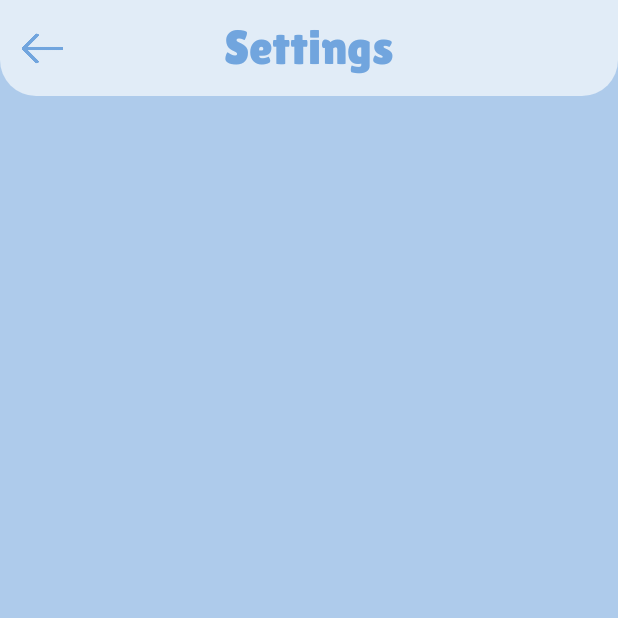
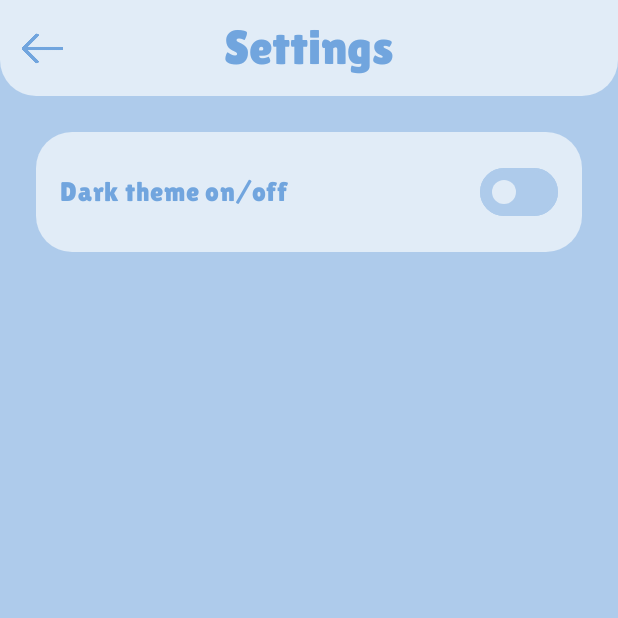
Before and after one commit to Allonso0/pup-quiz, an Android app built with Jetpack Compose: the screen it shows after launch (MainActivity), after a tap on "Settings", on a phone screen of 412 x 824 dp, the top half of it. Run offline under Robolectric (Android 15) with nearby library versions, the phone set to English and light mode, and no system bars; our stand-ins replace Dagger/Hilt's generated code.

Commit message:
Dark theme settings added

```diff
--- a/app/src/main/java/com/example/pupquiz/MainActivity.kt
+++ b/app/src/main/java/com/example/pupquiz/MainActivity.kt
@@ -9,17 +9,28 @@ import androidx.compose.foundation.layout.padding
 import androidx.compose.material3.Scaffold
 import androidx.compose.material3.Text
 import androidx.compose.runtime.Composable
+import androidx.compose.runtime.collectAsState
+import androidx.compose.runtime.getValue
 import androidx.compose.ui.Modifier
 import androidx.compose.ui.tooling.preview.Preview
+import androidx.hilt.navigation.compose.hiltViewModel
+import com.example.pupquiz.data.repository.PreferencesManager
 import com.example.pupquiz.presentation.navigation.NavigationFunc
+import com.example.pupquiz.presentation.screens.settings.SettingsViewModel
 import com.example.pupquiz.presentation.ui.theme.PupQuizTheme
+import dagger.hilt.android.AndroidEntryPoint
 
+@AndroidEntryPoint
 class MainActivity : ComponentActivity() {
     override fun onCreate(savedInstanceState: Bundle?) {
         super.onCreate(savedInstanceState)
         enableEdgeToEdge()
+
         setContent {
-            PupQuizTheme(darkTheme = false) {
+            val settingsViewModel: SettingsViewModel = hiltViewModel()
+            val isDarkThemeEnabled by settingsViewModel.isDarkThemeEnabled.collectAsState()
+
+            PupQuizTheme(darkTheme = isDarkThemeEnabled) {
                 NavigationFunc()
             }
         }
--- a/app/src/main/java/com/example/pupquiz/PupQuizApplication.kt
+++ b/app/src/main/java/com/example/pupquiz/PupQuizApplication.kt
@@ -1,6 +1,8 @@
 package com.example.pupquiz
 
 import android.app.Application
+import dagger.hilt.android.HiltAndroidApp
 
+@HiltAndroidApp
 class PupQuizApplication : Application() {
 }
--- /dev/null
+++ b/app/src/main/java/com/example/pupquiz/data/repository/PreferencesManager.kt
@@ -0,0 +1,27 @@
+package com.example.pupquiz.data.repository
+
+import android.content.Context
+import androidx.core.content.edit
+import kotlinx.coroutines.flow.MutableSharedFlow
+import kotlinx.coroutines.flow.SharedFlow
+
+class PreferencesManager(context: Context) {
+    private val sharedPreferences = context.getSharedPreferences(
+        "app_prefs",
+        Context.MODE_PRIVATE
+    )
+
+    private val _themeUpdates = MutableSharedFlow<Boolean>(replay = 1)
+    val themeUpdates: SharedFlow<Boolean> = _themeUpdates
+
+    var isDarkThemeEnabled: Boolean
+        get() = sharedPreferences.getBoolean("dark_theme", false)
+        set(value) {
+            sharedPreferences.edit { putBoolean("dark_theme", value) }
+            _themeUpdates.tryEmit(value)
+        }
+
+    var isSoundEnabled: Boolean
+        get() = sharedPreferences.getBoolean("sound", true)
+        set(value) = sharedPreferences.edit { putBoolean("sound", value) }
+}
--- /dev/null
+++ b/app/src/main/java/com/example/pupquiz/data/repository/SettingsRepositoryImpl.kt
@@ -0,0 +1,23 @@
+package com.example.pupquiz.data.repository
+
+import com.example.pupquiz.domain.repository.SettingsRepository
+
+class SettingsRepositoryImpl(
+    private val prefs: PreferencesManager
+) : SettingsRepository {
+    override fun getDarkThemeState(): Boolean {
+        return prefs.isDarkThemeEnabled
+    }
+
+    override fun setDarkThemeState(enabled: Boolean) {
+        prefs.isDarkThemeEnabled = enabled
+    }
+
+    override fun getSoundState(): Boolean {
+        return prefs.isSoundEnabled
+    }
+
+    override fun setSoundState(enabled: Boolean) {
+        prefs.isSoundEnabled = enabled
+    }
+}
--- /dev/null
+++ b/app/src/main/java/com/example/pupquiz/di/AppModule.kt
@@ -0,0 +1,29 @@
+package com.example.pupquiz.di
+
+import android.content.Context
+import com.example.pupquiz.data.repository.PreferencesManager
+import com.example.pupquiz.data.repository.SettingsRepositoryImpl
+import com.example.pupquiz.domain.repository.SettingsRepository
+import dagger.Module
+import dagger.Provides
+import dagger.hilt.InstallIn
+import dagger.hilt.android.qualifiers.ApplicationContext
+import dagger.hilt.components.SingletonComponent
+import javax.inject.Singleton
+
+@Module
+@InstallIn(SingletonComponent::class)
+object AppModule {
+
+    @Provides
+    @Singleton
+    fun providesPreferencesManager(@ApplicationContext context: Context) : PreferencesManager {
+        return PreferencesManager(context)
+    }
+
+    @Provides
+    @Singleton
+    fun providesSettingsRepository(prefs: PreferencesManager) : SettingsRepository {
+        return SettingsRepositoryImpl(prefs)
+    }
+}
--- /dev/null
+++ b/app/src/main/java/com/example/pupquiz/domain/repository/SettingsRepository.kt
@@ -0,0 +1,9 @@
+package com.example.pupquiz.domain.repository
+
+interface SettingsRepository {
+    fun getDarkThemeState(): Boolean
+    fun setDarkThemeState(enabled: Boolean)
+
+    fun getSoundState(): Boolean
+    fun setSoundState(enabled: Boolean)
+}
--- /dev/null
+++ b/app/src/main/java/com/example/pupquiz/domain/usecase/GetDarkThemeState.kt
@@ -0,0 +1,10 @@
+package com.example.pupquiz.domain.usecase
+
+import com.example.pupquiz.domain.repository.SettingsRepository
+import javax.inject.Inject
+
+class GetDarkThemeState @Inject constructor(
+    private val repository: SettingsRepository
+) {
+    operator fun invoke(): Boolean = repository.getDarkThemeState()
+}
--- /dev/null
+++ b/app/src/main/java/com/example/pupquiz/domain/usecase/GetSoundState.kt
@@ -0,0 +1,10 @@
+package com.example.pupquiz.domain.usecase
+
+import com.example.pupquiz.domain.repository.SettingsRepository
+import javax.inject.Inject
+
+class GetSoundState @Inject constructor(
+    private val repository: SettingsRepository
+) {
+    operator fun invoke(): Boolean = repository.getSoundState()
+}
--- /dev/null
+++ b/app/src/main/java/com/example/pupquiz/domain/usecase/SetDarkThemeState.kt
@@ -0,0 +1,10 @@
+package com.example.pupquiz.domain.usecase
+
+import com.example.pupquiz.domain.repository.SettingsRepository
+import javax.inject.Inject
+
+class SetDarkThemeState @Inject constructor(
+    private val repository: SettingsRepository
+) {
+    operator fun invoke(enabled: Boolean) = repository.setDarkThemeState(enabled)
+}
--- /dev/null
+++ b/app/src/main/java/com/example/pupquiz/domain/usecase/SetSoundState.kt
@@ -0,0 +1,10 @@
+package com.example.pupquiz.domain.usecase
+
+import com.example.pupquiz.domain.repository.SettingsRepository
+import javax.inject.Inject
+
+class SetSoundState @Inject constructor(
+    private val repository: SettingsRepository
+) {
+    operator fun invoke(enabled: Boolean) = repository.setSoundState(enabled)
+}
--- a/app/src/main/java/com/example/pupquiz/presentation/components/Logo.kt
+++ b/app/src/main/java/com/example/pupquiz/presentation/components/Logo.kt
@@ -20,7 +20,7 @@ fun Logo() {
     ) {
         Text(
             text = "PUP",
-            color = customColors.thirdTextColor,
+            color = customColors.logoColor,
             fontFamily = MyCustomFont,
             fontSize = 128.sp,
             textAlign = TextAlign.Center
@@ -28,7 +28,7 @@ fun Logo() {
 
         Text(
             text = "QUIZ",
-            color = customColors.thirdTextColor,
+            color = customColors.logoColor,
             fontFamily = MyCustomFont,
             fontSize = 96.sp,
             textAlign = TextAlign.Center
--- a/app/src/main/java/com/example/pupquiz/presentation/components/MainScreenButton.kt
+++ b/app/src/main/java/com/example/pupquiz/presentation/components/MainScreenButton.kt
@@ -25,7 +25,7 @@ fun MainScreenButton(
             .fillMaxWidth(0.8f)
             .padding(vertical = 12.dp),
         colors = ButtonDefaults.buttonColors(
-            containerColor = customColors.textColor,
+            containerColor = customColors.mainMenuButtonColor,
             contentColor = customColors.thirdTextColor
         ),
         shape = RoundedCornerShape(24.dp),
--- a/app/src/main/java/com/example/pupquiz/presentation/screens/settings/SettingsScreen.kt
+++ b/app/src/main/java/com/example/pupquiz/presentation/screens/settings/SettingsScreen.kt
@@ -2,21 +2,42 @@ package com.example.pupquiz.presentation.screens.settings
 
 import androidx.compose.foundation.background
 import androidx.compose.foundation.layout.Column
+import androidx.compose.foundation.layout.Row
+import androidx.compose.foundation.layout.Spacer
 import androidx.compose.foundation.layout.fillMaxSize
+import androidx.compose.foundation.layout.fillMaxWidth
 import androidx.compose.foundation.layout.padding
+import androidx.compose.foundation.shape.RoundedCornerShape
+import androidx.compose.material3.Card
+import androidx.compose.material3.CardDefaults
 import androidx.compose.material3.Scaffold
+import androidx.compose.material3.Switch
+import androidx.compose.material3.SwitchDefaults
+import androidx.compose.material3.Text
 import androidx.compose.runtime.Composable
+import androidx.compose.runtime.collectAsState
+import androidx.compose.runtime.getValue
+import androidx.compose.ui.Alignment
 import androidx.compose.ui.Modifier
+import androidx.compose.ui.draw.clip
 import androidx.compose.ui.tooling.preview.Preview
+import androidx.compose.ui.unit.dp
+import androidx.compose.ui.unit.sp
+import androidx.hilt.navigation.compose.hiltViewModel
 import androidx.navigation.NavController
 import com.example.pupquiz.presentation.components.TopAppBar
 import com.example.pupquiz.presentation.ui.theme.LocalCustomColors
+import com.example.pupquiz.presentation.ui.theme.MyCustomFont
 
 @Composable
 fun SettingsScreen(
-    navController: NavController
+    navController: NavController,
+    viewModel: SettingsViewModel = hiltViewModel()
 ) {
     val customColors = LocalCustomColors.current
+
+    val isDarkThemeEnabled by viewModel.isDarkThemeEnabled.collectAsState()
+    val isSoundEnabled by viewModel.isSoundEnabled.collectAsState()
 
     Scaffold(
         topBar = {
@@ -31,8 +52,44 @@ fun SettingsScreen(
                 .fillMaxSize()
                 .background(customColors.background)
                 .padding(innerPadding)
+                .padding(24.dp),
+            horizontalAlignment = Alignment.CenterHorizontally
         ) {
+            Card(
+                modifier = Modifier
+                    .fillMaxWidth()
+                    .clip(RoundedCornerShape(24.dp)),
+                colors = CardDefaults.cardColors(
+                    containerColor = customColors.secondBackground
+                )
+            ) {
+                Row(
+                    modifier = Modifier.padding(16.dp),
+                    verticalAlignment = Alignment.CenterVertically
+                ) {
+                    Text(
+                        text = "Dark theme on/off",
+                        fontFamily = MyCustomFont,
+                        fontSize = 18.sp,
+                        color = customColors.textColor
+                    )
 
+                    Spacer(modifier = Modifier.weight(1f))
+
+                    Switch(
+                        checked = isDarkThemeEnabled,
+                        onCheckedChange = { viewModel.toggleDarkTheme(it) },
+                        colors = SwitchDefaults.colors(
+                            checkedThumbColor = customColors.switchCircle,
+                            uncheckedThumbColor = customColors.switchCircle,
+                            checkedTrackColor = customColors.switchActive,
+                            checkedBorderColor = customColors.switchActive,
+                            uncheckedTrackColor = customColors.switchInactive,
+                            uncheckedBorderColor = customColors.switchInactive
+                        )
+                    )
+                }
+            }
         }
     }
 }
--- /dev/null
+++ b/app/src/main/java/com/example/pupquiz/presentation/screens/settings/SettingsViewModel.kt
@@ -0,0 +1,56 @@
+package com.example.pupquiz.presentation.screens.settings
+
+import androidx.lifecycle.ViewModel
+import androidx.lifecycle.viewModelScope
+import com.example.pupquiz.data.repository.PreferencesManager
+import com.example.pupquiz.domain.usecase.GetDarkThemeState
+import com.example.pupquiz.domain.usecase.GetSoundState
+import com.example.pupquiz.domain.usecase.SetDarkThemeState
+import com.example.pupquiz.domain.usecase.SetSoundState
+import dagger.hilt.android.lifecycle.HiltViewModel
+import kotlinx.coroutines.flow.MutableStateFlow
+import kotlinx.coroutines.flow.SharingStarted
+import kotlinx.coroutines.flow.asStateFlow
+import kotlinx.coroutines.flow.stateIn
+import kotlinx.coroutines.launch
+import javax.inject.Inject
+
+@HiltViewModel
+class SettingsViewModel @Inject constructor (
+    private val getDarkThemeState: GetDarkThemeState,
+    private val setDarkThemeState: SetDarkThemeState,
+    private val getSoundState: GetSoundState,
+    private val setSoundState: SetSoundState,
+    private val prefsManager: PreferencesManager
+) : ViewModel() {
+
+    val isDarkThemeEnabled = prefsManager.themeUpdates
+        .stateIn(
+            scope = viewModelScope,
+            started = SharingStarted.WhileSubscribed(5000),
+            initialValue = getDarkThemeState()
+        )
+
+    private val _isSoundEnabled = MutableStateFlow(true)
+    val isSoundEnabled = _isSoundEnabled.asStateFlow()
+
+//    init {
+//        viewModelScope.launch {
+//            _isDarkThemeEnabled.value = getDarkThemeState()
+//            _isSoundEnabled.value = getSoundState()
+//        }
+//    }
+
+    fun toggleDarkTheme(enabled: Boolean) {
+        viewModelScope.launch {
+            setDarkThemeState(enabled)
+        }
+    }
+
+    fun toggleSound(enabled: Boolean) {
+        _isSoundEnabled.value = enabled
+        viewModelScope.launch {
+            setSoundState(enabled)
+        }
+    }
+}
--- a/app/src/main/java/com/example/pupquiz/presentation/ui/theme/CustomColors.kt
+++ b/app/src/main/java/com/example/pupquiz/presentation/ui/theme/CustomColors.kt
@@ -3,6 +3,7 @@ package com.example.pupquiz.presentation.ui.theme
 import androidx.compose.ui.graphics.Color
 
 val LT_textColor = Color(0xFF71A5DE)
+val LT_mainMenuButtonColor = Color(0xFF71A5DE)
 val LT_secondTextColor = Color(0xFF83B0E1)
 val LT_thirdTextColor = Color(0xFFF8F9FB)
 val LT_iconColor = Color(0xFF71A5DE)
@@ -11,13 +12,16 @@ val LT_secondBackground = Color(0xFFE1ECF7)
 val LT_switch_inactive = Color(0xFFAECBEB)
 val LT_switch_active = Color(0xFF71A5DE)
 val LT_switch_circle = Color(0xFFE1ECF7)
+val LT_logoColor = Color(0xFFF8F9FB)
 
 val DT_textColor = Color(0xFF212121)
-val DT_secondTextColor = Color(0xFF212121)
-val DT_thirdTextColor = Color(0xFF363737)
+val DT_mainMenuButtonColor = Color(0xFF404040)
+val DT_secondTextColor = Color(0xFF363737)
+val DT_thirdTextColor = Color(0xFF212121)
 val DT_iconColor = Color(0xFF212121)
 val DT_background = Color(0xFF212121)
 val DT_secondBackground = Color(0xFF404040)
 val DT_switch_inactive = Color(0xFF333333)
 val DT_switch_active = Color(0xFF212121)
 val DT_switch_circle = Color(0xFF404040)
+val DT_logoColor = Color(0xFF404040)
--- a/app/src/main/java/com/example/pupquiz/presentation/ui/theme/Theme.kt
+++ b/app/src/main/java/com/example/pupquiz/presentation/ui/theme/Theme.kt
@@ -10,6 +10,7 @@ import androidx.compose.material3.dynamicLightColorScheme
 import androidx.compose.material3.lightColorScheme
 import androidx.compose.runtime.Composable
 import androidx.compose.runtime.CompositionLocalProvider
+import androidx.compose.runtime.compositionLocalOf
 import androidx.compose.runtime.staticCompositionLocalOf
 import androidx.compose.ui.graphics.Color
 import androidx.compose.ui.platform.LocalContext
@@ -38,6 +39,7 @@ private val LightColorScheme = lightColorScheme(
 
 data class CustomColors(
     val textColor: Color,
+    val mainMenuButtonColor: Color,
     val secondTextColor: Color,
     val thirdTextColor: Color,
     val iconColor: Color,
@@ -45,11 +47,13 @@ data class CustomColors(
     val secondBackground: Color,
     val switchInactive: Color,
     val switchActive: Color,
-    val switchCircle: Color
+    val switchCircle: Color,
+    val logoColor: Color
 )
 
 val LightCustomColors = CustomColors(
     textColor = LT_textColor,
+    mainMenuButtonColor = LT_mainMenuButtonColor,
     secondTextColor = LT_secondTextColor,
     thirdTextColor = LT_thirdTextColor,
     iconColor = LT_iconColor,
@@ -57,11 +61,13 @@ val LightCustomColors = CustomColors(
     secondBackground = LT_secondBackground,
     switchInactive = LT_switch_inactive,
     switchActive = LT_switch_active,
-    switchCircle = LT_switch_circle
+    switchCircle = LT_switch_circle,
+    logoColor = LT_logoColor
 )
 
 val DarkCustomColors = CustomColors(
     textColor = DT_textColor,
+    mainMenuButtonColor = DT_mainMenuButtonColor,
     secondTextColor = DT_secondTextColor,
     thirdTextColor = DT_thirdTextColor,
     iconColor = DT_iconColor,
@@ -69,10 +75,11 @@ val DarkCustomColors = CustomColors(
     secondBackground = DT_secondBackground,
     switchInactive = DT_switch_inactive,
     switchActive = DT_switch_active,
-    switchCircle = DT_switch_circle
+    switchCircle = DT_switch_circle,
+    logoColor = DT_logoColor
 )
 
-val LocalCustomColors = staticCompositionLocalOf { LightCustomColors }
+val LocalCustomColors = compositionLocalOf { LightCustomColors }
 
 @Composable
 fun PupQuizTheme(
```
